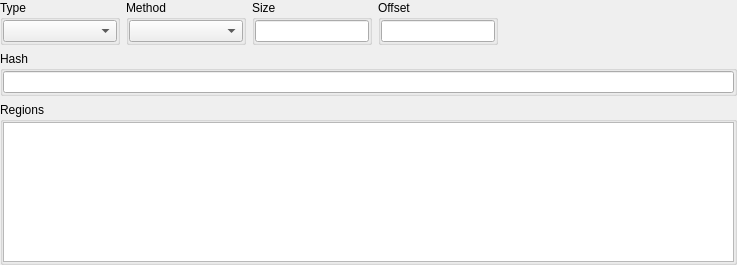
Above: xhashwidget.ui from horsicq/XHashWidget before the change. Below: the same form after it.
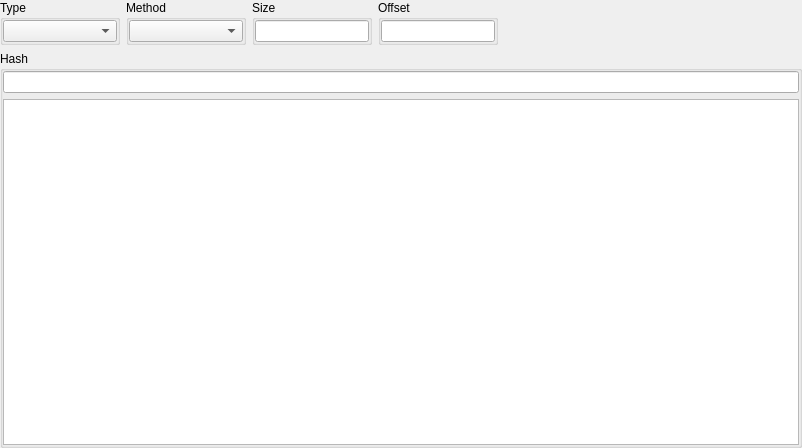
That is the form after the change. Custom widgets are drawn as their Qt base class.

Diff of the .ui file:
```diff
--- a/xhashwidget.ui
+++ b/xhashwidget.ui
@@ -6,8 +6,8 @@
    <rect>
     <x>0</x>
     <y>0</y>
-    <width>737</width>
-    <height>265</height>
+    <width>802</width>
+    <height>448</height>
    </rect>
   </property>
   <property name="windowTitle">
@@ -205,39 +205,6 @@
         </property>
        </widget>
       </item>
-     </layout>
-    </widget>
-   </item>
-   <item>
-    <widget class="QGroupBox" name="groupBoxRegions">
-     <property name="sizePolicy">
-      <sizepolicy hsizetype="Preferred" vsizetype="Preferred">
-       <horstretch>0</horstretch>
-       <verstretch>0</verstretch>
-      </sizepolicy>
-     </property>
-     <property name="maximumSize">
-      <size>
-       <width>16777215</width>
-       <height>250</height>
-      </size>
-     </property>
-     <property name="title">
-      <string>Regions</string>
-     </property>
-     <layout class="QVBoxLayout" name="verticalLayout_3">
-      <property name="leftMargin">
-       <number>0</number>
-      </property>
-      <property name="topMargin">
-       <number>0</number>
-      </property>
-      <property name="rightMargin">
-       <number>0</number>
-      </property>
-      <property name="bottomMargin">
-       <number>0</number>
-      </property>
       <item>
        <widget class="QTableWidget" name="tableWidgetRegions">
         <property name="editTriggers">
```
